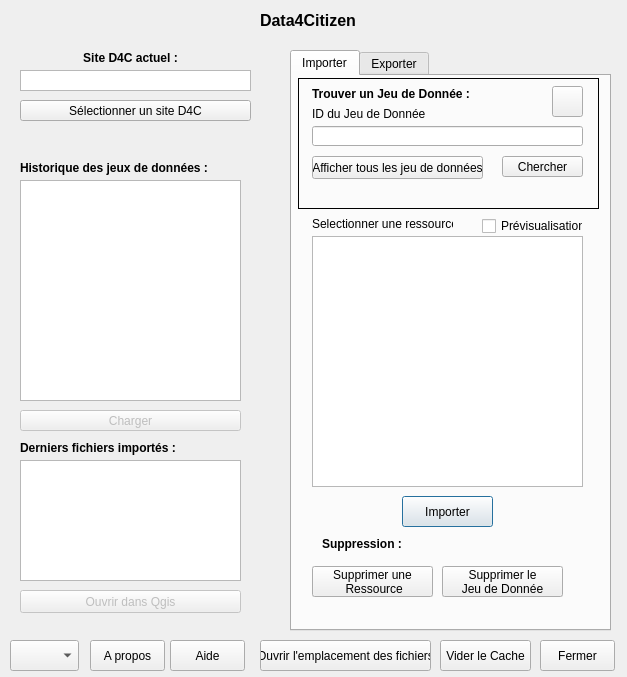
This is d4c_api_dialog_base.ui in Riyolait/d4c-extension as Qt 5 draws it before an edit. The edited form follows.
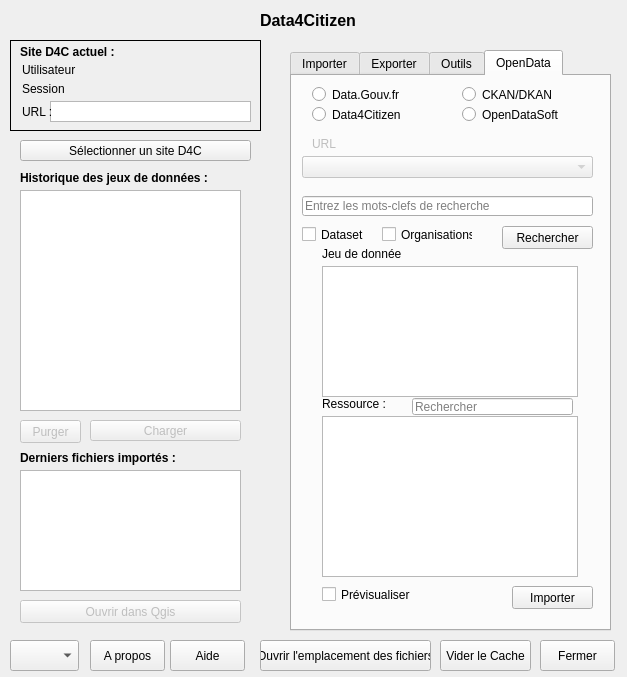
This is the edited form. The open tabs and pages were chosen to show the change. Icons and pictures are not drawn.

Commit message: d4c extension v1.4(Tools, OpenData)

Patch:
```diff
--- a/d4c_api_dialog_base.ui
+++ b/d4c_api_dialog_base.ui
@@ -86,7 +86,7 @@
    </property>
    <property name="iconSize">
     <size>
-     <width>30</width>
+     <width>28</width>
      <height>25</height>
     </size>
    </property>
@@ -120,6 +120,27 @@
        <height>251</height>
       </rect>
      </property>
+     <property name="lineWidth">
+      <number>1</number>
+     </property>
+     <property name="textElideMode">
+      <enum>Qt::ElideNone</enum>
+     </property>
+     <property name="resizeMode">
+      <enum>QListView::Adjust</enum>
+     </property>
+     <property name="layoutMode">
+      <enum>QListView::SinglePass</enum>
+     </property>
+     <property name="spacing">
+      <number>0</number>
+     </property>
+     <property name="viewMode">
+      <enum>QListView::ListMode</enum>
+     </property>
+     <property name="wordWrap">
+      <bool>true</bool>
+     </property>
     </widget>
     <widget class="QLabel" name="label_14">
      <property name="enabled">
@@ -215,21 +236,11 @@
       <string>Trouver un Jeu de Donnée :</string>
      </property>
     </widget>
-    <widget class="QLineEdit" name="datasetId">
-     <property name="geometry">
-      <rect>
-       <x>20</x>
-       <y>50</y>
-       <width>271</width>
-       <height>20</height>
-      </rect>
-     </property>
-    </widget>
     <widget class="QPushButton" name="ExecUrlApi">
      <property name="geometry">
       <rect>
        <x>210</x>
-       <y>80</y>
+       <y>90</y>
        <width>81</width>
        <height>21</height>
       </rect>
@@ -271,13 +282,13 @@
      <property name="geometry">
       <rect>
        <x>20</x>
-       <y>80</y>
+       <y>90</y>
        <width>171</width>
        <height>23</height>
       </rect>
      </property>
      <property name="text">
-      <string>Afficher tous les jeu de données</string>
+      <string>Afficher tous les jeux de données</string>
      </property>
      <property name="autoDefault">
       <bool>false</bool>
@@ -312,6 +323,16 @@
       <string>Prévisualisation</string>
      </property>
     </widget>
+    <widget class="QTextEdit" name="datasetId">
+     <property name="geometry">
+      <rect>
+       <x>20</x>
+       <y>50</y>
+       <width>271</width>
+       <height>37</height>
+      </rect>
+     </property>
+    </widget>
     <zorder>label_8</zorder>
     <zorder>pushImportresource</zorder>
     <zorder>resourcesList</zorder>
@@ -571,13 +592,477 @@
     <zorder>pushNewdataset</zorder>
     <zorder>label_20</zorder>
     <zorder>pushDisplayAllDatasets2</zorder>
+    <zorder>exportLine</zorder>
+   </widget>
+   <widget class="QWidget" name="tab_3">
+    <attribute name="title">
+     <string>Outils</string>
+    </attribute>
+    <widget class="QComboBox" name="comboBoxLayer1F">
+     <property name="geometry">
+      <rect>
+       <x>20</x>
+       <y>40</y>
+       <width>281</width>
+       <height>22</height>
+      </rect>
+     </property>
+    </widget>
+    <widget class="QComboBox" name="comboBoxLayer2F">
+     <property name="enabled">
+      <bool>false</bool>
+     </property>
+     <property name="geometry">
+      <rect>
+       <x>20</x>
+       <y>90</y>
+       <width>281</width>
+       <height>22</height>
+      </rect>
+     </property>
+    </widget>
+    <widget class="QLabel" name="label_7">
+     <property name="geometry">
+      <rect>
+       <x>20</x>
+       <y>20</y>
+       <width>161</width>
+       <height>16</height>
+      </rect>
+     </property>
+     <property name="text">
+      <string>Première couche </string>
+     </property>
+    </widget>
+    <widget class="QLabel" name="label_12">
+     <property name="geometry">
+      <rect>
+       <x>20</x>
+       <y>70</y>
+       <width>161</width>
+       <height>16</height>
+      </rect>
+     </property>
+     <property name="text">
+      <string>Deuxième couche </string>
+     </property>
+    </widget>
+    <widget class="QLabel" name="label_15">
+     <property name="geometry">
+      <rect>
+       <x>20</x>
+       <y>130</y>
+       <width>201</width>
+       <height>16</height>
+      </rect>
+     </property>
+     <property name="text">
+      <string>Ajouter des couches supplémentaire :</string>
+     </property>
+    </widget>
+    <widget class="QComboBox" name="comboBoxLayerFPlus">
+     <property name="enabled">
+      <bool>false</bool>
+     </property>
+     <property name="geometry">
+      <rect>
+       <x>20</x>
+       <y>150</y>
+       <width>281</width>
+       <height>22</height>
+      </rect>
+     </property>
+    </widget>
+    <widget class="QPushButton" name="pushAddLayerF">
+     <property name="enabled">
+      <bool>false</bool>
+     </property>
+     <property name="geometry">
+      <rect>
+       <x>220</x>
+       <y>180</y>
+       <width>75</width>
+       <height>23</height>
+      </rect>
+     </property>
+     <property name="text">
+      <string>Ajouter</string>
+     </property>
+    </widget>
+    <widget class="QListWidget" name="layersListF">
+     <property name="geometry">
+      <rect>
+       <x>20</x>
+       <y>230</y>
+       <width>281</width>
+       <height>161</height>
+      </rect>
+     </property>
+    </widget>
+    <widget class="QPushButton" name="pushCreateLayerF">
+     <property name="enabled">
+      <bool>false</bool>
+     </property>
+     <property name="geometry">
+      <rect>
+       <x>220</x>
+       <y>490</y>
+       <width>75</width>
+       <height>23</height>
+      </rect>
+     </property>
+     <property name="text">
+      <string>Calculer</string>
+     </property>
+    </widget>
+    <widget class="QPushButton" name="pushRemoveLayerF">
+     <property name="enabled">
+      <bool>false</bool>
+     </property>
+     <property name="geometry">
+      <rect>
+       <x>220</x>
+       <y>400</y>
+       <width>75</width>
+       <height>23</height>
+      </rect>
+     </property>
+     <property name="text">
+      <string>Retirer</string>
+     </property>
+    </widget>
+    <widget class="QLineEdit" name="layerNameF">
+     <property name="enabled">
+      <bool>false</bool>
+     </property>
+     <property name="geometry">
+      <rect>
+       <x>10</x>
+       <y>460</y>
+       <width>281</width>
+       <height>20</height>
+      </rect>
+     </property>
+    </widget>
+    <widget class="QLabel" name="label_19">
+     <property name="enabled">
+      <bool>false</bool>
+     </property>
+     <property name="geometry">
+      <rect>
+       <x>10</x>
+       <y>440</y>
+       <width>101</width>
+       <height>16</height>
+      </rect>
+     </property>
+     <property name="text">
+      <string>Nom de la couche :</string>
+     </property>
+    </widget>
+    <widget class="QComboBox" name="comboBoxOperation">
+     <property name="enabled">
+      <bool>false</bool>
+     </property>
+     <property name="geometry">
+      <rect>
+       <x>48</x>
+       <y>490</y>
+       <width>161</width>
+       <height>22</height>
+      </rect>
+     </property>
+     <item>
+      <property name="text">
+       <string>Fusion</string>
+      </property>
+     </item>
+     <item>
+      <property name="text">
+       <string>Différence</string>
+      </property>
+     </item>
+     <item>
+      <property name="text">
+       <string>Union</string>
+      </property>
+     </item>
+     <item>
+      <property name="text">
+       <string>Intersection</string>
+      </property>
+     </item>
+     <item>
+      <property name="text">
+       <string>Centroide</string>
+      </property>
+     </item>
+    </widget>
+    <widget class="QCheckBox" name="checkCentroid">
+     <property name="enabled">
+      <bool>false</bool>
+     </property>
+     <property name="geometry">
+      <rect>
+       <x>50</x>
+       <y>520</y>
+       <width>211</width>
+       <height>17</height>
+      </rect>
+     </property>
+     <property name="text">
+      <string>Créer un centroïde pour chaque partie</string>
+     </property>
+    </widget>
+   </widget>
+   <widget class="QWidget" name="tab_4">
+    <attribute name="title">
+     <string>OpenData</string>
+    </attribute>
+    <widget class="QRadioButton" name="radioDataGouv">
+     <property name="geometry">
+      <rect>
+       <x>20</x>
+       <y>10</y>
+       <width>131</width>
+       <height>17</height>
+      </rect>
+     </property>
+     <property name="text">
+      <string>Data.Gouv.fr</string>
+     </property>
+    </widget>
+    <widget class="QRadioButton" name="radioD4C">
+     <property name="enabled">
+      <bool>true</bool>
+     </property>
+     <property name="geometry">
+      <rect>
+       <x>20</x>
+       <y>30</y>
+       <width>131</width>
+       <height>17</height>
+      </rect>
+     </property>
+     <property name="text">
+      <string>Data4Citizen</string>
+     </property>
+    </widget>
+    <widget class="QRadioButton" name="radioODS">
+     <property name="geometry">
+      <rect>
+       <x>170</x>
+       <y>30</y>
+       <width>121</width>
+       <height>17</height>
+      </rect>
+     </property>
+     <property name="text">
+      <string>OpenDataSoft</string>
+     </property>
+    </widget>
+    <widget class="QLineEdit" name="searchParamsOpenData">
+     <property name="geometry">
+      <rect>
+       <x>10</x>
+       <y>120</y>
+       <width>291</width>
+       <height>20</height>
+      </rect>
+     </property>
+     <property name="placeholderText">
+      <string>Entrez les mots-clefs de recherche</string>
+     </property>
+    </widget>
+    <widget class="QListWidget" name="listOpenData">
+     <property name="geometry">
+      <rect>
+       <x>30</x>
+       <y>190</y>
+       <width>256</width>
+       <height>131</height>
+      </rect>
+     </property>
+    </widget>
+    <widget class="QPushButton" name="pushImportOpenData">
+     <property name="geometry">
+      <rect>
+       <x>220</x>
+       <y>510</y>
+       <width>81</width>
+       <height>23</height>
+      </rect>
+     </property>
+     <property name="text">
+      <string>Importer</string>
+     </property>
+    </widget>
+    <widget class="QRadioButton" name="radioCKAN">
+     <property name="geometry">
+      <rect>
+       <x>170</x>
+       <y>10</y>
+       <width>121</width>
+       <height>17</height>
+      </rect>
+     </property>
+     <property name="text">
+      <string>CKAN/DKAN</string>
+     </property>
+    </widget>
+    <widget class="QPushButton" name="pushSearchOpenData">
+     <property name="geometry">
+      <rect>
+       <x>210</x>
+       <y>150</y>
+       <width>91</width>
+       <height>23</height>
+      </rect>
+     </property>
+     <property name="text">
+      <string>Rechercher</string>
+     </property>
+    </widget>
+    <widget class="QLineEdit" name="OpenDataURL">
+     <property name="enabled">
+      <bool>false</bool>
+     </property>
+     <property name="geometry">
+      <rect>
+       <x>10</x>
+       <y>80</y>
+       <width>291</width>
+       <height>20</height>
+      </rect>
+     </property>
+    </widget>
+    <widget class="QLabel" name="label_urlOpendata">
+     <property name="enabled">
+      <bool>false</bool>
+     </property>
+     <property name="geometry">
+      <rect>
+       <x>20</x>
+       <y>60</y>
+       <width>231</width>
+       <height>16</height>
+      </rect>
+     </property>
+     <property name="inputMethodHints">
+      <set>Qt::ImhNone</set>
+     </property>
+     <property name="text">
+      <string>URL </string>
+     </property>
+    </widget>
+    <widget class="QListWidget" name="listResourceOpenData">
+     <property name="geometry">
+      <rect>
+       <x>30</x>
+       <y>340</y>
+       <width>256</width>
+       <height>161</height>
+      </rect>
+     </property>
+    </widget>
+    <widget class="QCheckBox" name="radioDataGouvDataset">
+     <property name="geometry">
+      <rect>
+       <x>10</x>
+       <y>150</y>
+       <width>70</width>
+       <height>17</height>
+      </rect>
+     </property>
+     <property name="text">
+      <string>Dataset</string>
+     </property>
+    </widget>
+    <widget class="QCheckBox" name="radioDataGouvOrga">
+     <property name="geometry">
+      <rect>
+       <x>90</x>
+       <y>150</y>
+       <width>91</width>
+       <height>17</height>
+      </rect>
+     </property>
+     <property name="text">
+      <string>Organisations</string>
+     </property>
+    </widget>
+    <widget class="QCheckBox" name="checkPreviewOpenData">
+     <property name="geometry">
+      <rect>
+       <x>30</x>
+       <y>510</y>
+       <width>91</width>
+       <height>17</height>
+      </rect>
+     </property>
+     <property name="text">
+      <string>Prévisualiser</string>
+     </property>
+    </widget>
+    <widget class="QComboBox" name="D4CcomboBox">
+     <property name="enabled">
+      <bool>false</bool>
+     </property>
+     <property name="geometry">
+      <rect>
+       <x>10</x>
+       <y>80</y>
+       <width>291</width>
+       <height>22</height>
+      </rect>
+     </property>
+    </widget>
+    <widget class="QLabel" name="OpenDataDatasetLabel">
+     <property name="geometry">
+      <rect>
+       <x>30</x>
+       <y>170</y>
+       <width>81</width>
+       <height>16</height>
+      </rect>
+     </property>
+     <property name="text">
+      <string>Jeu de donnée :</string>
+     </property>
+    </widget>
+    <widget class="QLabel" name="OpenDataResourceLabel">
+     <property name="geometry">
+      <rect>
+       <x>30</x>
+       <y>320</y>
+       <width>111</width>
+       <height>16</height>
+      </rect>
+     </property>
+     <property name="text">
+      <string>Ressource :</string>
+     </property>
+    </widget>
+    <widget class="QLineEdit" name="searchOpenData">
+     <property name="geometry">
+      <rect>
+       <x>120</x>
+       <y>322</y>
+       <width>161</width>
+       <height>17</height>
+      </rect>
+     </property>
+     <property name="placeholderText">
+      <string>Rechercher</string>
+     </property>
+    </widget>
    </widget>
   </widget>
   <widget class="QPushButton" name="pushWindowlogin">
    <property name="geometry">
     <rect>
      <x>20</x>
-     <y>100</y>
+     <y>140</y>
      <width>231</width>
      <height>21</height>
     </rect>
@@ -592,9 +1077,9 @@
   <widget class="QPlainTextEdit" name="siteField">
    <property name="geometry">
     <rect>
-     <x>20</x>
-     <y>70</y>
-     <width>231</width>
+     <x>50</x>
+     <y>101</y>
+     <width>201</width>
      <height>21</height>
     </rect>
    </property>
@@ -611,8 +1096,8 @@
   <widget class="QLabel" name="label_2">
    <property name="geometry">
     <rect>
-     <x>70</x>
-     <y>50</y>
+     <x>20</x>
+     <y>44</y>
      <width>121</width>
      <height>16</height>
     </rect>
@@ -627,7 +1112,7 @@
     <string>Site D4C actuel :</string>
    </property>
    <property name="alignment">
-    <set>Qt::AlignCenter</set>
+    <set>Qt::AlignLeading|Qt::AlignLeft|Qt::AlignVCenter</set>
    </property>
   </widget>
   <widget class="QLabel" name="label_13">
@@ -653,7 +1138,7 @@
    <property name="geometry">
     <rect>
      <x>20</x>
-     <y>160</y>
+     <y>170</y>
      <width>191</width>
      <height>16</height>
     </rect>
@@ -672,7 +1157,7 @@
    <property name="geometry">
     <rect>
      <x>20</x>
-     <y>180</y>
+     <y>190</y>
      <width>221</width>
      <height>221</height>
     </rect>
@@ -689,9 +1174,9 @@
    </property>
    <property name="geometry">
     <rect>
-     <x>20</x>
-     <y>410</y>
-     <width>221</width>
+     <x>90</x>
+     <y>420</y>
+     <width>151</width>
      <height>21</height>
     </rect>
    </property>
@@ -722,7 +1207,7 @@
    <property name="geometry">
     <rect>
      <x>20</x>
-     <y>460</y>
+     <y>470</y>
      <width>221</width>
      <height>121</height>
     </rect>
@@ -740,7 +1225,7 @@
    <property name="geometry">
     <rect>
      <x>20</x>
-     <y>590</y>
+     <y>600</y>
      <width>221</width>
      <height>23</height>
     </rect>
@@ -756,7 +1241,7 @@
    <property name="geometry">
     <rect>
      <x>20</x>
-     <y>440</y>
+     <y>450</y>
      <width>161</width>
      <height>16</height>
     </rect>
@@ -850,6 +1335,160 @@
     </rect>
    </property>
   </widget>
+  <widget class="QPushButton" name="clearHistory">
+   <property name="enabled">
+    <bool>false</bool>
+   </property>
+   <property name="geometry">
+    <rect>
+     <x>20</x>
+     <y>420</y>
+     <width>61</width>
+     <height>23</height>
+    </rect>
+   </property>
+   <property name="text">
+    <string>Purger</string>
+   </property>
+  </widget>
+  <widget class="QLabel" name="userLabel">
+   <property name="geometry">
+    <rect>
+     <x>22</x>
+     <y>62</y>
+     <width>57</width>
+     <height>16</height>
+    </rect>
+   </property>
+   <property name="text">
+    <string>Utilisateur :</string>
+   </property>
+   <property name="textFormat">
+    <enum>Qt::RichText</enum>
+   </property>
+   <property name="alignment">
+    <set>Qt::AlignLeading|Qt::AlignLeft|Qt::AlignVCenter</set>
+   </property>
+  </widget>
+  <widget class="QLabel" name="sessionLabel">
+   <property name="geometry">
+    <rect>
+     <x>22</x>
+     <y>81</y>
+     <width>46</width>
+     <height>16</height>
+    </rect>
+   </property>
+   <property name="text">
+    <string>Session :</string>
+   </property>
+   <property name="textFormat">
+    <enum>Qt::RichText</enum>
+   </property>
+   <property name="alignment">
+    <set>Qt::AlignLeading|Qt::AlignLeft|Qt::AlignVCenter</set>
+   </property>
+  </widget>
+  <widget class="QLabel" name="userLabel_2">
+   <property name="geometry">
+    <rect>
+     <x>80</x>
+     <y>62</y>
+     <width>151</width>
+     <height>16</height>
+    </rect>
+   </property>
+   <property name="text">
+    <string/>
+   </property>
+   <property name="textFormat">
+    <enum>Qt::RichText</enum>
+   </property>
+   <property name="alignment">
+    <set>Qt::AlignLeading|Qt::AlignLeft|Qt::AlignVCenter</set>
+   </property>
+  </widget>
+  <widget class="QLabel" name="sessionLabel_2">
+   <property name="geometry">
+    <rect>
+     <x>66</x>
+     <y>81</y>
+     <width>174</width>
+     <height>16</height>
+    </rect>
+   </property>
+   <property name="text">
+    <string/>
+   </property>
+   <property name="textFormat">
+    <enum>Qt::RichText</enum>
+   </property>
+   <property name="alignment">
+    <set>Qt::AlignLeading|Qt::AlignLeft|Qt::AlignVCenter</set>
+   </property>
+  </widget>
+  <widget class="QLabel" name="sessionLabel_3">
+   <property name="geometry">
+    <rect>
+     <x>22</x>
+     <y>102</y>
+     <width>29</width>
+     <height>20</height>
+    </rect>
+   </property>
+   <property name="text">
+    <string>URL :</string>
+   </property>
+   <property name="textFormat">
+    <enum>Qt::RichText</enum>
+   </property>
+   <property name="alignment">
+    <set>Qt::AlignLeading|Qt::AlignLeft|Qt::AlignVCenter</set>
+   </property>
+  </widget>
+  <widget class="QLabel" name="label_21">
+   <property name="geometry">
+    <rect>
+     <x>10</x>
+     <y>40</y>
+     <width>251</width>
+     <height>91</height>
+    </rect>
+   </property>
+   <property name="frameShape">
+    <enum>QFrame::Box</enum>
+   </property>
+   <property name="text">
+    <string/>
+   </property>
+  </widget>
+  <zorder>label_21</zorder>
+  <zorder>pushEmptyCache</zorder>
+  <zorder>pushExit</zorder>
+  <zorder>tabWidget</zorder>
+  <zorder>pushWindowlogin</zorder>
+  <zorder>siteField</zorder>
+  <zorder>label_2</zorder>
+  <zorder>label_13</zorder>
+  <zorder>label_9</zorder>
+  <zorder>historyList</zorder>
+  <zorder>pushHistory</zorder>
+  <zorder>pushOpenFiledirectory</zorder>
+  <zorder>filesList</zorder>
+  <zorder>pushLoadHistoryfile</zorder>
+  <zorder>label_10</zorder>
+  <zorder>label_11</zorder>
+  <zorder>tableWidget</zorder>
+  <zorder>pushOpenTableWindow</zorder>
+  <zorder>pushAbout</zorder>
+  <zorder>pushHelp</zorder>
+  <zorder>languageBox</zorder>
+  <zorder>clearHistory</zorder>
+  <zorder>userLabel</zorder>
+  <zorder>sessionLabel</zorder>
+  <zorder>userLabel_2</zorder>
+  <zorder>sessionLabel_2</zorder>
+  <zorder>sessionLabel_3</zorder>
  </widget>
  <resources/>
  <connections/>
```
Left out of the diff: 34 changed lines with no effect on the pictures. The commit also changes 34 other files.
